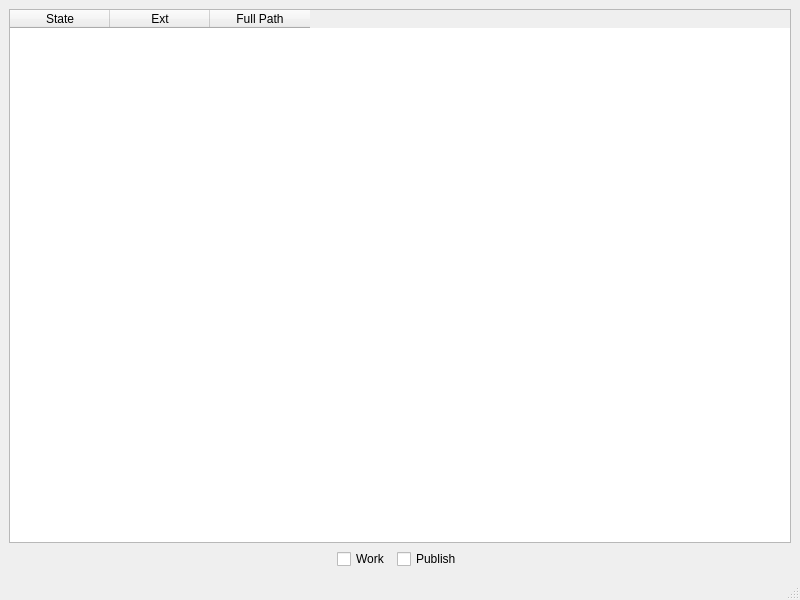
The window that manager/ui/qt/window.ui (Tnkln99/pipeline_22) describes before a commit, drawn with Qt 5.
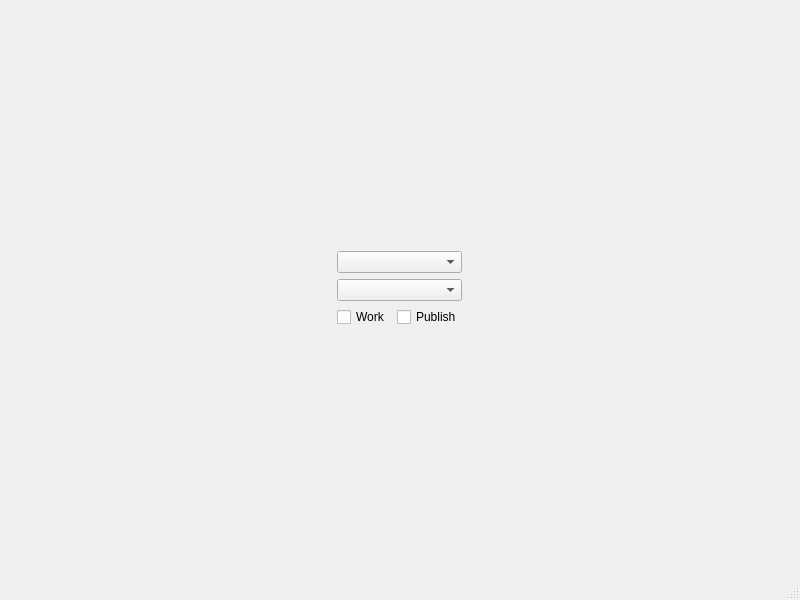
The same window after the commit.

Commit message: UI changed, usage of entities

Patch:
```diff
--- a/manager/ui/qt/window.ui
+++ b/manager/ui/qt/window.ui
@@ -18,30 +18,15 @@
     <item row="0" column="0">
      <layout class="QVBoxLayout" name="verticalLayout_2">
       <item>
-       <widget class="QTableWidget" name="list_view">
-        <column>
-         <property name="text">
-          <string>State</string>
-         </property>
-        </column>
-        <column>
-         <property name="text">
-          <string>Ext</string>
-         </property>
-        </column>
-        <column>
-         <property name="text">
-          <string>Full Path</string>
-         </property>
-        </column>
-       </widget>
-      </item>
-      <item>
-       <layout class="QHBoxLayout" name="horizontalLayout_2">
-        <item>
-         <layout class="QHBoxLayout" name="horizontalLayout_4">
+       <layout class="QHBoxLayout" name="horizontalLayout">
           <item>
            <layout class="QVBoxLayout" name="verticalLayout">
+          <item>
+           <widget class="QComboBox" name="combo_box_projects"/>
+          </item>
+          <item>
+           <widget class="QComboBox" name="combo_box_pattern"/>
+          </item>
             <item>
              <layout class="QHBoxLayout" name="state_layout">
               <item>
@@ -65,8 +50,6 @@
             </item>
            </layout>
           </item>
-         </layout>
-        </item>
         <item>
          <layout class="QVBoxLayout" name="button_layout"/>
         </item>
```
Left out of the diff: 3 changed lines with no effect on the pictures. Lines whose indentation alone changed are shown as unchanged. The commit also changes 5 other files.
